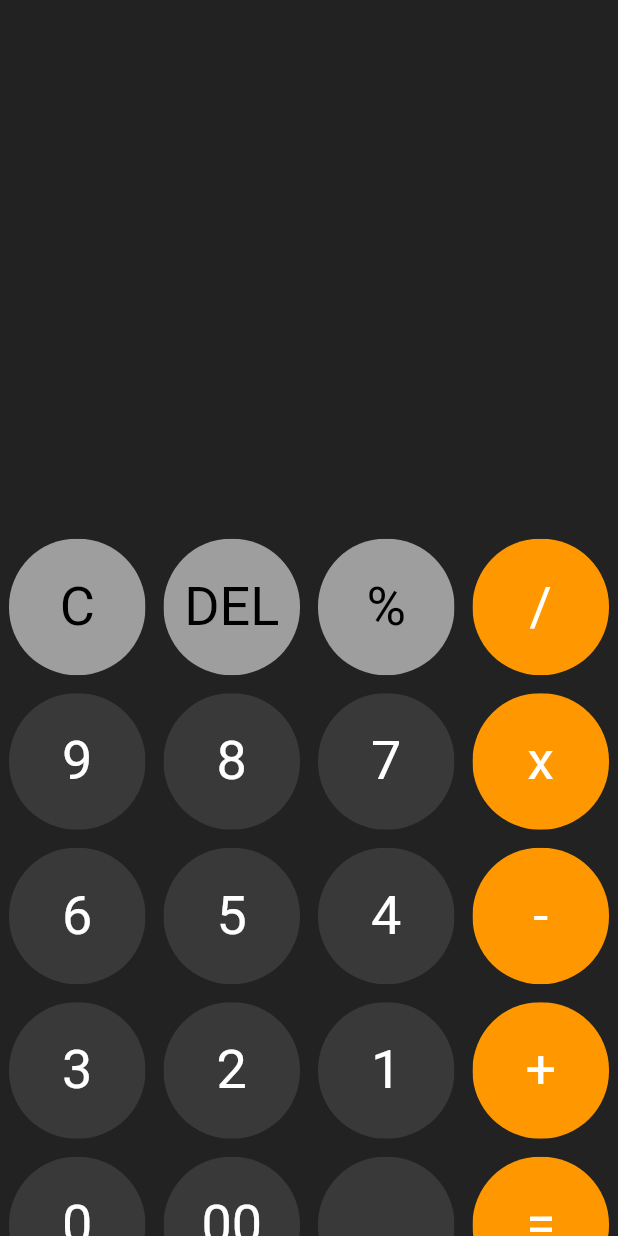
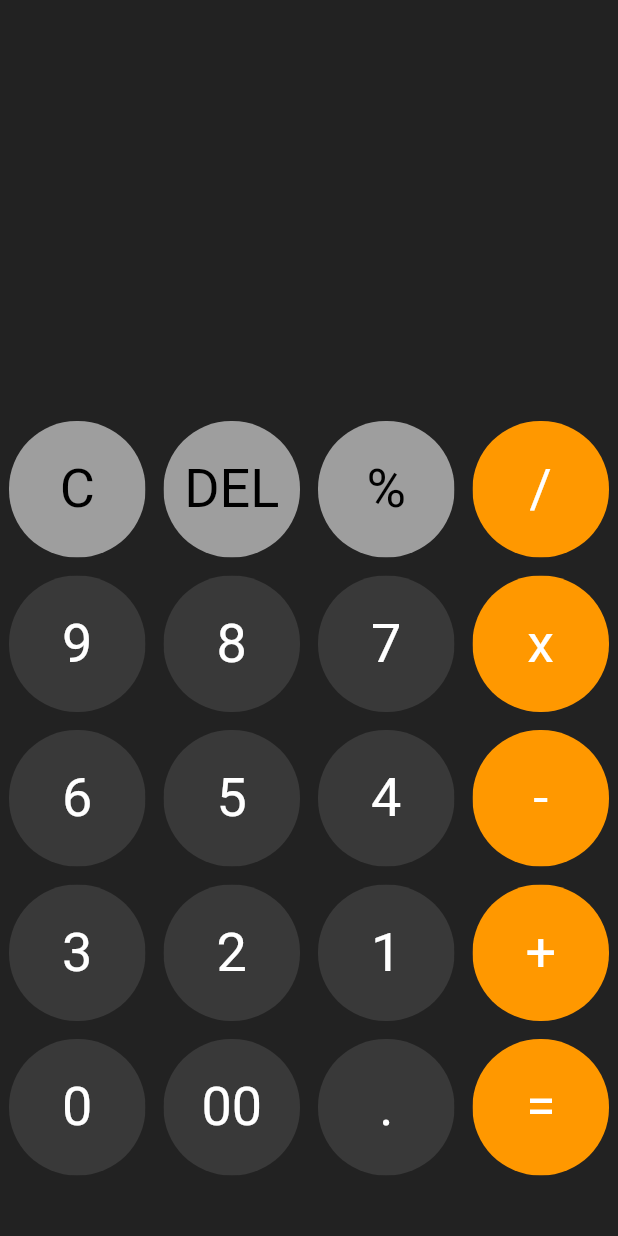
Before and after one commit to chang-jimmy/singledog_testiphone_1, a Flutter app: the screen it shows after launch, on a phone screen of 412 x 824 dp. Run offline on Flutter 3.47's test engine with Material 2 defaults, Android fonts, the phone set to English and light mode, and no system bars; our stand-ins replace math_expressions, responsive_framework.

```diff
--- a/lib/main.dart
+++ b/lib/main.dart
@@ -62,7 +62,7 @@ class HomePageState extends State<HomePage> {
       body: Column(
         children: <Widget>[
           Expanded(
-            flex: 3,
+            flex: 2,
             child: Container(
               child: Column(
                 mainAxisAlignment: MainAxisAlignment.spaceEvenly,
@@ -185,6 +185,9 @@ class HomePageState extends State<HomePage> {
     String finalQuestion = userQuestion;
     finalQuestion = finalQuestion.replaceAll('x', '*');
     finalQuestion = finalQuestion.replaceAll('%', '*0.01');
+    finalQuestion = finalQuestion.replaceAll('+''-', '-');
+    finalQuestion = finalQuestion.replaceAll('-''+', '-');
+    finalQuestion = finalQuestion.replaceAll('-''-', '+');
 
     Parser p =Parser();
     Expression exp = p.parse(finalQuestion);
```
